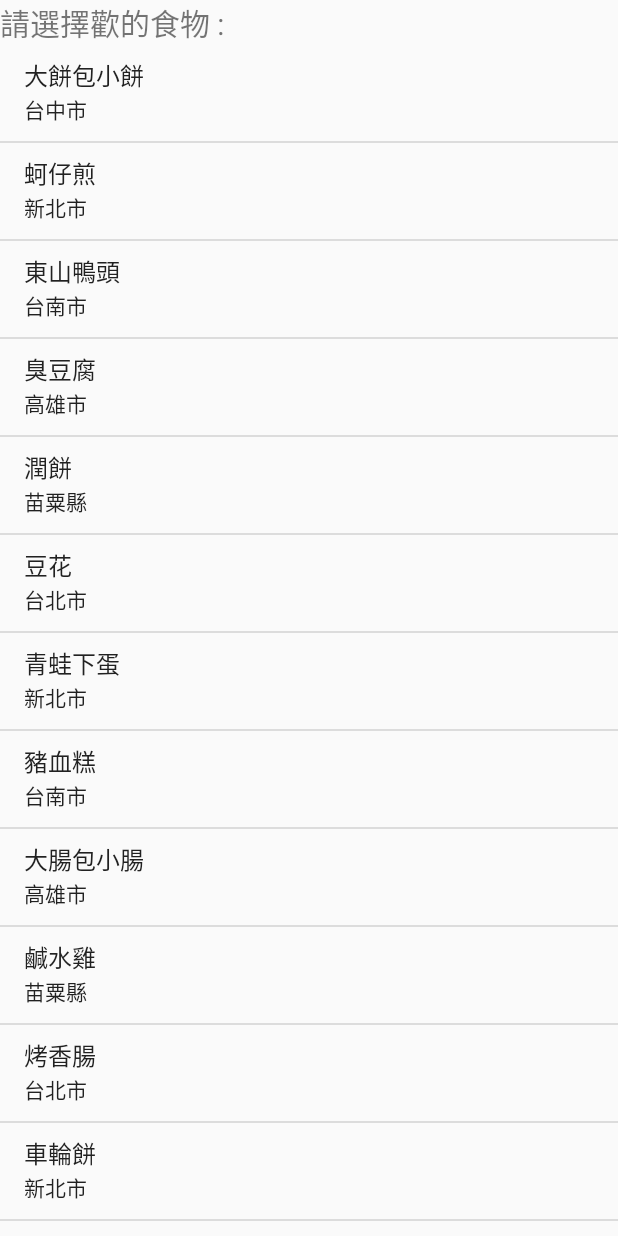
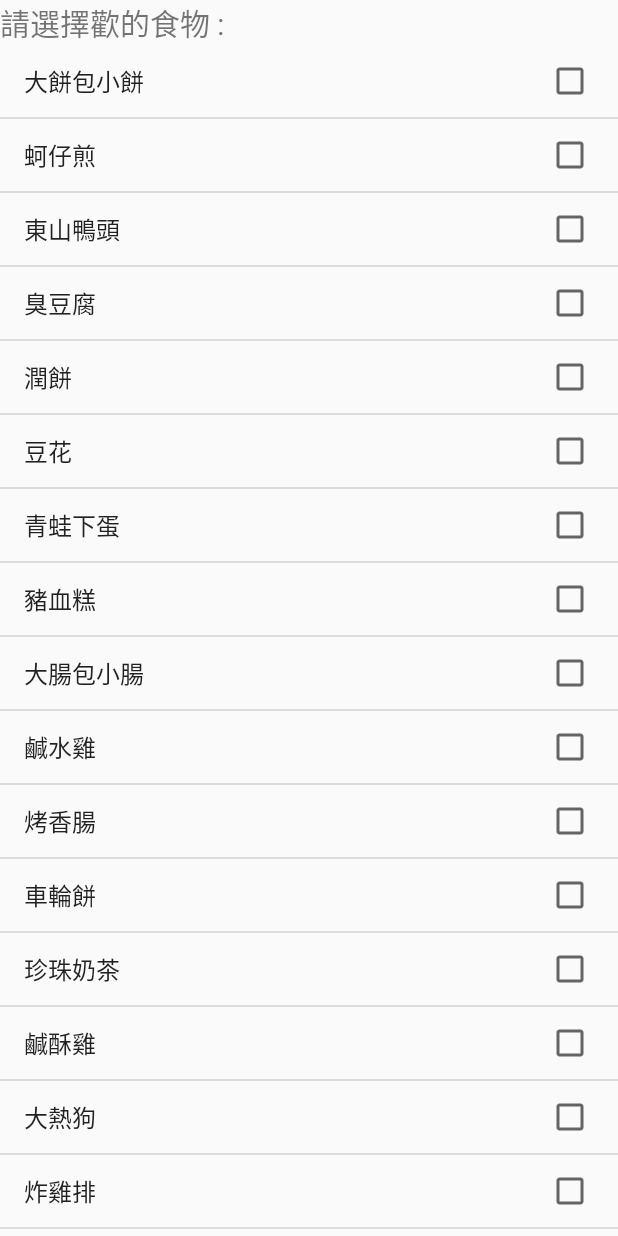
Before and after one commit to fcu-d0542900/AndroidAPP, an Android app: the screen it shows after launch (MainActivity), on a phone screen of 412 x 824 dp. Run offline under Robolectric (Android 15) with nearby library versions, the phone set to English and light mode, and no system bars.

Commit message:
no message

```diff
--- a/YURU1070323/app/src/main/java/com/example/user/yuru1070323/MainActivity.java
+++ b/YURU1070323/app/src/main/java/com/example/user/yuru1070323/MainActivity.java
@@ -50,7 +50,7 @@ public class MainActivity extends ListActivity {
         adapter = new SimpleAdapter(
                 this,
                 list,
-                android.R.layout.simple_list_item_2,
+                android.R.layout.simple_list_item_multiple_choice,
                 new String[]{"food","place"},
                 new int[]{android.R.id.text1,android.R.id.text2});
 
```
